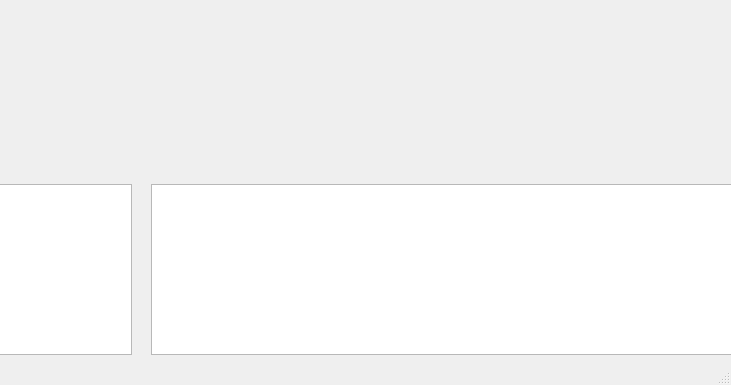
Above: SRC/mainwindow.ui from ryanewart/SDI before the change; both pictures show x 529 to 1260 and y 515 to 900 of the 1260 by 900 pixel window. Below: the same form after it.
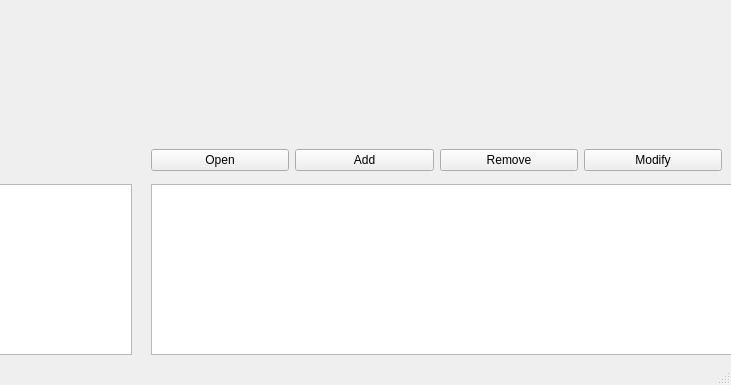
That is the form after the change.

Commit message: Class selector finished

The edit to the form file:
```diff
--- a/SRC/mainwindow.ui
+++ b/SRC/mainwindow.ui
@@ -131,6 +131,64 @@
      <string>TextLabel</string>
     </property>
    </widget>
+   <widget class="QListWidget" name="listWidget">
+    <property name="geometry">
+     <rect>
+      <x>680</x>
+      <y>680</y>
+      <width>581</width>
+      <height>171</height>
+     </rect>
+    </property>
+   </widget>
+   <widget class="QWidget" name="">
+    <property name="geometry">
+     <rect>
+      <x>680</x>
+      <y>640</y>
+      <width>571</width>
+      <height>32</height>
+     </rect>
+    </property>
+    <layout class="QHBoxLayout" name="horizontalLayout">
+     <item>
+      <widget class="QPushButton" name="btn_OpenClass">
+       <property name="text">
+        <string>Open</string>
+       </property>
+      </widget>
+     </item>
+     <item>
+      <widget class="QPushButton" name="btn_AddClass">
+       <property name="text">
+        <string>Add</string>
+       </property>
+      </widget>
+     </item>
+     <item>
+      <widget class="QPushButton" name="btn_RemoveClass">
+       <property name="text">
+        <string>Remove</string>
+       </property>
+      </widget>
+     </item>
+     <item>
+      <widget class="QPushButton" name="btn_ModifyClass">
+       <property name="text">
+        <string>Modify</string>
+       </property>
+      </widget>
+     </item>
+    </layout>
+   </widget>
+   <zorder>labelMainPic</zorder>
+   <zorder>groupBox</zorder>
+   <zorder>treeView</zorder>
+   <zorder>btn_OpenClass</zorder>
+   <zorder>btn_AddClass</zorder>
+   <zorder>btn_RemoveClass</zorder>
+   <zorder>btn_ModifyClass</zorder>
+   <zorder>listWidget</zorder>
   </widget>
   <widget class="QMenuBar" name="menubar">
    <property name="geometry">
```
Left out of the diff: 10 changed lines with no effect on the pictures. The commit also changes 4 other files.
